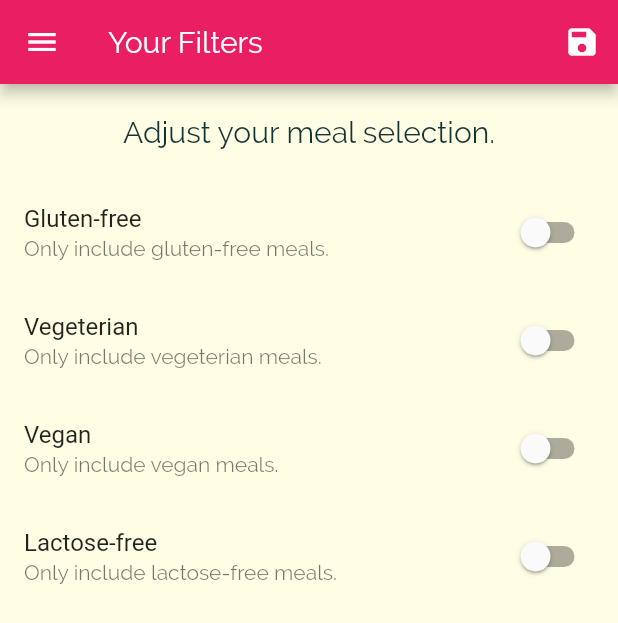
After one commit to MilanDavid/flutter-meals, a Flutter app: the FiltersScreen screen opened by its route, in the side drawer, after a tap on the "save" icon, on a phone screen of 412 x 824 dp. The commit adds this screen. Shown: the top 623 px of the screen. Run offline on Flutter 3.47's test engine with Material 2 defaults, Android fonts, the phone set to English and light mode, and no system bars.

Commit message:
finished filter

```diff
--- a/lib/main.dart
+++ b/lib/main.dart
@@ -1,13 +1,53 @@
 import 'package:flutter/material.dart';
+import 'package:flutter_meals/dummy_data.dart';
+import 'package:flutter_meals/models/meal.dart';
 import 'package:flutter_meals/screens/categories_screen.dart';
 import 'package:flutter_meals/screens/category_meals_screen.dart';
+import 'package:flutter_meals/screens/filters_screen.dart';
 import 'package:flutter_meals/screens/meal_detail_screen.dart';
 import 'package:flutter_meals/screens/tabs_screen.dart';
 
 void main() => runApp(MyApp());
 
-class MyApp extends StatelessWidget {
+class MyApp extends StatefulWidget {
   // This widget is the root of your application.
+  @override
+  _MyAppState createState() => _MyAppState();
+}
+
+class _MyAppState extends State<MyApp> {
+
+  Map<String, bool> _filters = {
+    'gluten': false,
+    'lactose': false,
+    'vegan': false,
+    'vegeterian': false,
+  };
+
+  List<Meal> _availableMeals = DUMMY_MEALS;
+
+  void _setFilters(Map<String, bool> filterData) {
+    setState(() {
+      _filters = filterData;
+
+      _availableMeals = DUMMY_MEALS.where((meal) {
+        if(_filters['gluten'] && !meal.isGlutenFree) {
+          return false;
+        }
+        if(_filters['lactose'] && !meal.isLactoseFree) {
+          return false;
+        }
+        if(_filters['vegan'] && !meal.isVegan) {
+          return false;
+        }
+        if(_filters['vegeterian'] && !meal.isVegetarian) {
+          return false;
+        }
+        return true;
+      }).toList();
+    });
+  }
+
   @override
   Widget build(BuildContext context) {
     return MaterialApp(
@@ -33,8 +73,9 @@ class MyApp extends StatelessWidget {
       ),
       home: TabsScreen(),
       routes: {
-        CategoryMealsScreen.routeName: (ctx) => CategoryMealsScreen(),
+        CategoryMealsScreen.routeName: (ctx) => CategoryMealsScreen(_availableMeals),
         MealDetailScreen.routeName: (ctx) => MealDetailScreen(),
+        FiltersScreen.routeName: (ctx) => FiltersScreen(_filters, _setFilters),
       },
       // onGenerateRoute: (settings) {
       //   print (settings.arguments);
--- a/lib/screens/favorites_screen.dart
+++ b/lib/screens/favorites_screen.dart
@@ -4,7 +4,7 @@ class FavoritesScreen extends StatelessWidget {
   @override
   Widget build(BuildContext context) {
     return Center(
-      child: Text('Favorites'),
+      child: Text('You have no favorites yet - start adding some!'),
     );
   }
 }
--- /dev/null
+++ b/lib/screens/filters_screen.dart
@@ -0,0 +1,123 @@
+import 'package:flutter/material.dart';
+import 'package:flutter_meals/widgets/main_drawer.dart';
+
+class FiltersScreen extends StatefulWidget {
+  static const routeName = '/filters';
+  final Function saveFilters;
+  final Map<String, bool> currentFilters;
+
+  FiltersScreen(this.currentFilters, this.saveFilters);
+
+  @override
+  _FiltersScreenState createState() => _FiltersScreenState();
+}
+
+class _FiltersScreenState extends State<FiltersScreen> {
+  var _glutenFree = false;
+  var _vegeterian = false;
+  var _vegan = false;
+  var _lactoseFree = false;
+
+  @override
+  initState() {
+    _glutenFree = widget.currentFilters['gluten'];
+    _lactoseFree = widget.currentFilters['lactose'];
+    _vegan = widget.currentFilters['vegan'];
+    _vegeterian = widget.currentFilters['vegeterian'];
+    super.initState();
+  }
+
+  Widget _buildSwitchListTitle(
+    String title,
+    String description,
+    bool currentValue,
+    Function updateValue,
+  ) {
+    return SwitchListTile(
+      title: Text(title),
+      value: currentValue,
+      subtitle: Text(description),
+      onChanged: updateValue,
+    );
+  }
+
+  @override
+  Widget build(BuildContext context) {
+    return Scaffold(
+      appBar: AppBar(
+        title: Text('Your Filters'),
+        actions: <Widget>[
+          IconButton(
+            icon: Icon(Icons.save),
+            onPressed: () {
+              final selectedFilters = {
+                'gluten': _glutenFree,
+                'lactose': _lactoseFree,
+                'vegan': _vegan,
+                'vegeterian': _vegeterian,
+              };
+              widget.saveFilters(selectedFilters);
+            },
+          )
+        ],
+      ),
+      drawer: MainDrawer(),
+      body: Column(
+        children: <Widget>[
+          Container(
+            padding: EdgeInsets.all(20),
+            child: Text(
+              'Adjust your meal selection.',
+              style: Theme.of(context).textTheme.title,
+            ),
+          ),
+          Expanded(
+              child: ListView(
+            children: <Widget>[
+              _buildSwitchListTitle(
+                'Gluten-free',
+                'Only include gluten-free meals.',
+                _glutenFree,
+                (newValue) {
+                  setState(() {
+                    _glutenFree = newValue;
+                  });
+                },
+              ),
+              _buildSwitchListTitle(
+                'Vegeterian',
+                'Only include vegeterian meals.',
+                _vegeterian,
+                (newValue) {
+                  setState(() {
+                    _vegeterian = newValue;
+                  });
+                },
+              ),
+              _buildSwitchListTitle(
+                'Vegan',
+                'Only include vegan meals.',
+                _vegan,
+                (newValue) {
+                  setState(() {
+                    _vegan = newValue;
+                  });
+                },
+              ),
+              _buildSwitchListTitle(
+                'Lactose-free',
+                'Only include lactose-free meals.',
+                _lactoseFree,
+                (newValue) {
+                  setState(() {
+                    _lactoseFree = newValue;
+                  });
+                },
+              ),
+            ],
+          ))
+        ],
+      ),
+    );
+  }
+}
--- a/lib/screens/meal_detail_screen.dart
+++ b/lib/screens/meal_detail_screen.dart
@@ -89,6 +89,12 @@ class MealDetailScreen extends StatelessWidget {
           ],
         ),
       ),
+      floatingActionButton: FloatingActionButton(
+        child: Icon(Icons.delete),
+        onPressed: () {
+          Navigator.of(context).pop(mealId);
+        }
+      ),
     );
   }
 }
--- a/lib/widgets/main_drawer.dart
+++ b/lib/widgets/main_drawer.dart
@@ -1,7 +1,8 @@
 import 'package:flutter/material.dart';
+import 'package:flutter_meals/screens/filters_screen.dart';
 
 class MainDrawer extends StatelessWidget {
-  Widget buildListTile(String title, IconData icon) {
+  Widget buildListTile(String title, IconData icon, Function tapHandler) {
     return ListTile(
       leading: Icon(
         icon,
@@ -15,9 +16,7 @@ class MainDrawer extends StatelessWidget {
           fontWeight: FontWeight.bold,
         ),
       ),
-      onTap: () {
-        // ...
-      },
+      onTap: tapHandler,
     );
   }
 
@@ -44,8 +43,20 @@ class MainDrawer extends StatelessWidget {
           SizedBox(
             height: 20,
           ),
-          buildListTile('Meals', Icons.restaurant),
-          buildListTile('Filters', Icons.settings),
+          buildListTile(
+            'Meals',
+            Icons.restaurant,
+            () {
+              Navigator.of(context).pushReplacementNamed('/');
+            },
+          ),
+          buildListTile(
+            'Filters',
+            Icons.settings,
+            () {
+              Navigator.of(context).pushReplacementNamed(FiltersScreen.routeName);
+            },
+          ),
         ],
       ),
     );
```
Also changed, not shown: lib/screens/category_meals_screen.dart (+48 -20 lines), lib/widgets/meal_item.dart (+9 -1 lines).
